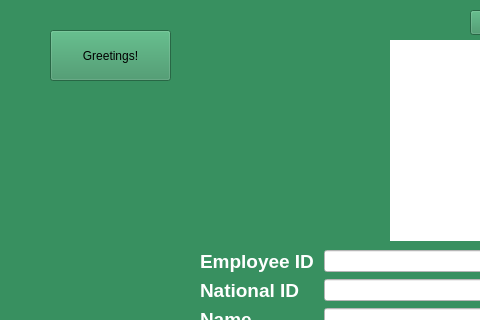
Qt form addgardener.ui (Rabsoninnora/RoseGardenPlantCareSystem) before a commit; both pictures show x 0 to 480 and y 0 to 320 of the 934 by 754 pixel window.
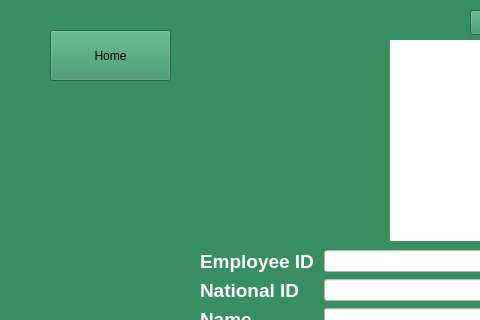
The same form after that commit.

Diff of the .ui file:
```diff
--- a/addgardener.ui
+++ b/addgardener.ui
@@ -271,7 +271,7 @@
     </rect>
    </property>
    <property name="text">
-    <string>Greetings!</string>
+    <string>Home</string>
    </property>
   </widget>
  </widget>
```
Left out of the diff: 2 changed lines with no effect on the pictures.
